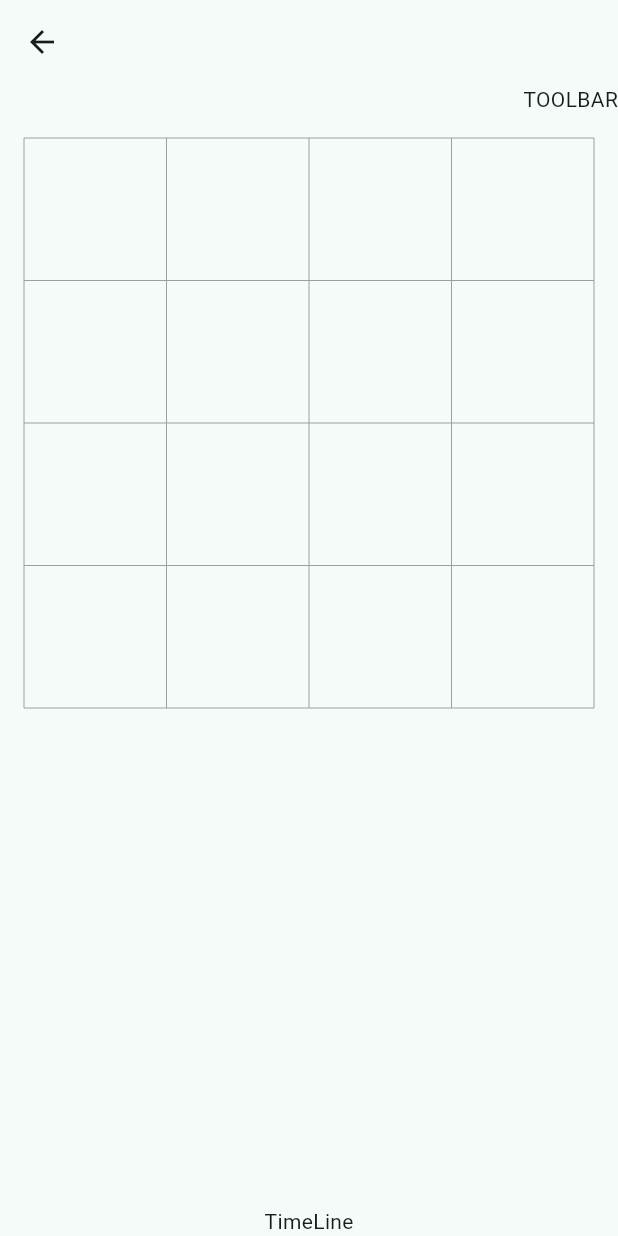
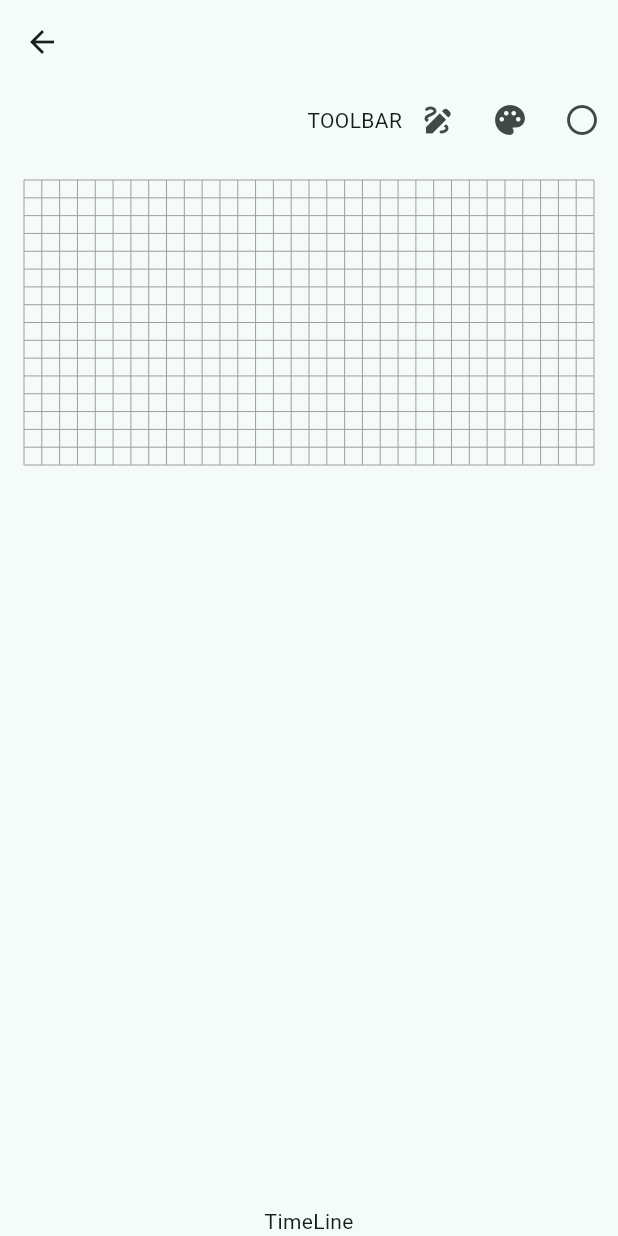
Before and after one commit to PRPDSS/protoapp, a Flutter app: the EditorScreen screen opened by its route, on a phone screen of 412 x 824 dp. Run offline on Flutter 3.47's test engine with Material 3 defaults, Android fonts, the phone set to English and light mode, and no system bars; our stand-ins replace flutter_bloc, flutter_colorpicker, sqflite; accounts and stored records are empty.

Commit message:
Починил холст, добавил выбор цвета

```diff
--- a/lib/domain/models/layer.dart
+++ b/lib/domain/models/layer.dart
@@ -10,7 +10,8 @@ class Layer {
     required this.height,
     List<List<Color>>? pixels,
   }) : pixels = pixels ??
-            List.filled(height, List.filled(width, Colors.transparent));
+            List.generate(
+                height, (_) => List.filled(width, Colors.transparent));
 
   /// Копирует слой с новыми параметрами
   Layer copyWith({
--- a/lib/presentation/screens/editor_screen.dart
+++ b/lib/presentation/screens/editor_screen.dart
@@ -17,7 +17,7 @@ class _EditorScreenState extends State<EditorScreen> {
   @override
   void initState() {
     super.initState();
-    scene = PixelScene(width: 4, height: 4);
+    scene = PixelScene(width: 32, height: 16);
     selectedColor = Colors.black;
   }
 
@@ -30,10 +30,22 @@ class _EditorScreenState extends State<EditorScreen> {
       body: Column(
         children: [
           Toolbar(
-              //   onColorSelected: (color) {
-              //     // Обработка выбора цвета
-              //   },
-              ),
+            selectedColor: selectedColor,
+            onColorSelected: (color) {
+              setState(
+                () {
+                  selectedColor = color;
+                },
+              );
+            },
+            onEraserSelected: () {
+              setState(
+                () {
+                  selectedColor = Colors.transparent;
+                },
+              );
+            },
+          ),
           Expanded(
             child: PixelGrid(
               scene: scene,
--- a/lib/presentation/widgets/toolbar.dart
+++ b/lib/presentation/widgets/toolbar.dart
@@ -1,17 +1,61 @@
 import 'package:flutter/material.dart';
+import 'package:flutter_colorpicker/flutter_colorpicker.dart';
 
 class Toolbar extends StatelessWidget {
-  const Toolbar({super.key});
+  final Function(Color color) onColorSelected;
+  final Function() onEraserSelected;
+  final Color selectedColor;
+
+  const Toolbar({
+    required this.onColorSelected,
+    required this.onEraserSelected,
+    required this.selectedColor,
+    super.key,
+  });
 
   @override
   Widget build(BuildContext context) {
     return Row(
       mainAxisAlignment: MainAxisAlignment.end,
-      children: [Text('TOOLBAR')],
+      children: [
+        Text('TOOLBAR'),
+        _toolBarItem(Icon(Icons.draw), () {}),
+        _toolBarItem(
+          Icon(Icons.palette),
+          () {
+            showDialog(
+              context: context,
+              builder: (context) {
+                return AlertDialog(
+                  title: Text('Pick a color!'),
+                  content: Expanded(
+                    child: Column(
+                      children: [
+                        ColorPicker(
+                          pickerColor: selectedColor,
+                          onColorChanged: onColorSelected,
+                          enableAlpha: true,
+                          portraitOnly: true,
+                        )
+                      ],
+                    ),
+                  ),
+                );
+              },
+            );
+          },
+        ),
+        _toolBarItem(
+          Icon(Icons.radio_button_unchecked_rounded),
+          () {
+            onEraserSelected();
+          },
+        ),
+      ],
     );
   }
 }
 
 Widget _toolBarItem(Icon icon, VoidCallback onTap) {
-  return Placeholder();
+  return IconButton(onPressed: onTap, icon: icon);
 }
--- a/pubspec.yaml
+++ b/pubspec.yaml
@@ -38,6 +38,7 @@ dependencies:
   sqflite: ^2.4.1
   flutter_bloc: ^8.1.6
   path: ^1.9.0
+  flutter_colorpicker: ^1.1.0
 
 dev_dependencies:
   flutter_test:
@@ -65,7 +66,8 @@ flutter:
   # assets:
   #   - images/a_dot_burr.jpeg
   #   - images/a_dot_ham.jpeg
-
+  assets:
+    - assets/icons/
   # An image asset can refer to one or more resolution-specific "variants", see
   # https://flutter.dev/to/resolution-aware-images
 
```
Also changed, not shown: assets/icons/eraser_Icon.svg (added), pubspec.lock.
